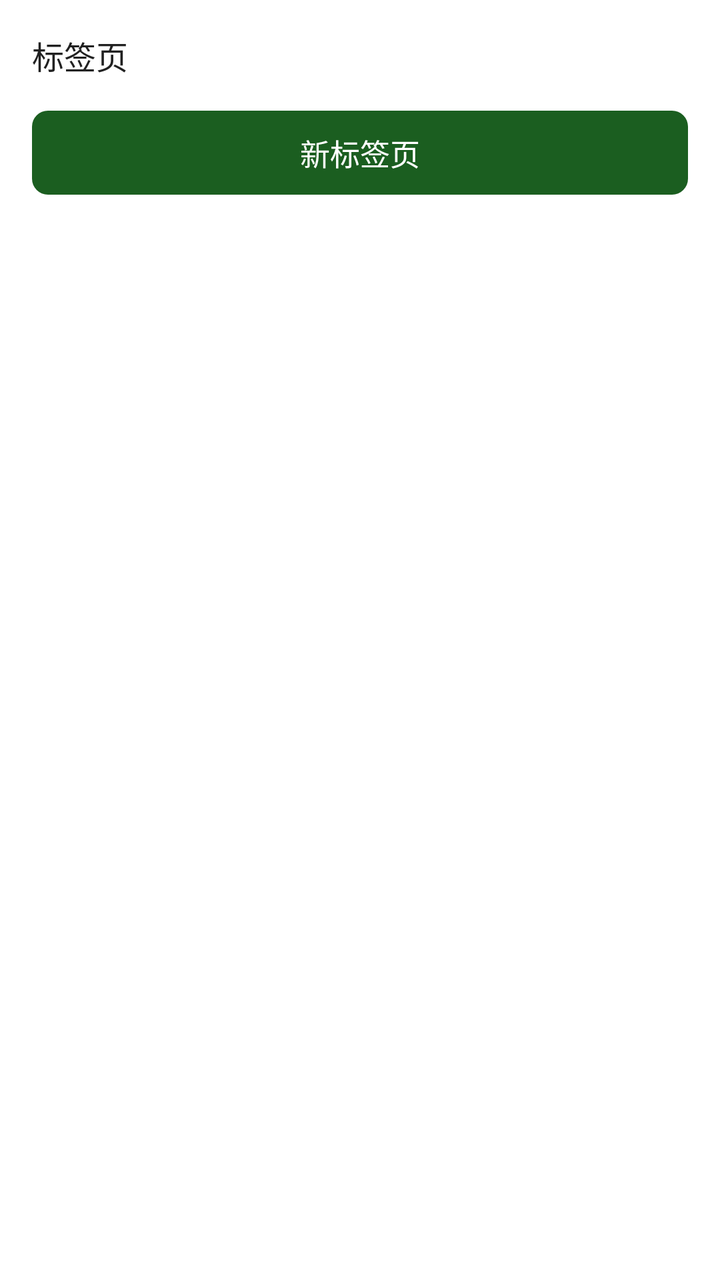
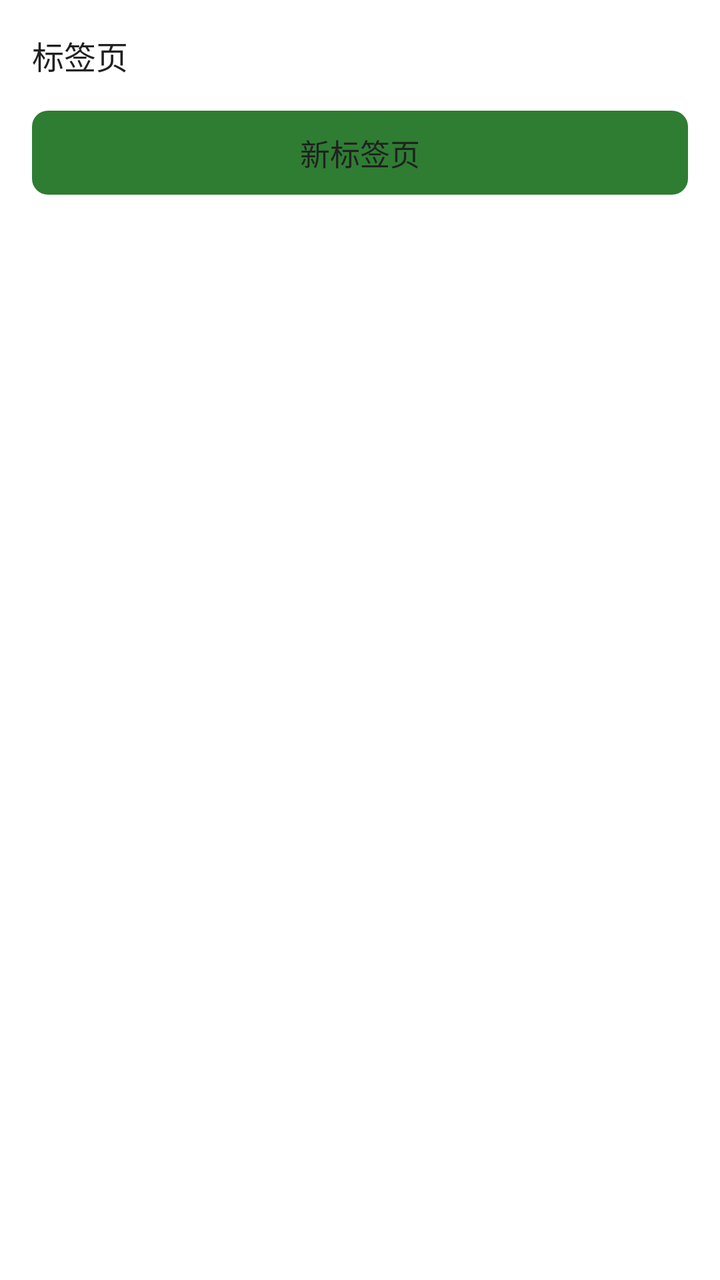

The first picture is an Android layout as it rendered before a commit; the second is the same layout after the commit. The layout source and the unified diff follow.
<!-- AndroidManifest.xml: application theme Theme.ShadowBrowser -->
<!-- res/layout/sheet_tabs.xml -->
<?xml version="1.0" encoding="utf-8"?>
<LinearLayout xmlns:android="http://schemas.android.com/apk/res/android"
    android:layout_width="match_parent"
    android:layout_height="wrap_content"
    android:orientation="vertical"
    android:background="@color/surface"
    android:padding="16dp">

    <TextView
        android:layout_width="wrap_content"
        android:layout_height="wrap_content"
        android:text="@string/tab_list"
        android:textSize="16sp"
        android:textColor="@color/text_primary" />

    <androidx.recyclerview.widget.RecyclerView
        android:id="@+id/tabList"
        android:layout_width="match_parent"
        android:layout_height="wrap_content"
        android:layout_marginTop="8dp"
        android:nestedScrollingEnabled="false" />

    <TextView
        android:id="@+id/btnNewTab"
        android:layout_width="match_parent"
        android:layout_height="wrap_content"
        android:layout_marginTop="8dp"
        android:gravity="center"
        android:background="@drawable/bg_btn_primary"
        android:padding="10dp"
        android:text="@string/new_tab"
        android:textColor="#FFFFFF"
        android:textSize="15sp" />
</LinearLayout>
<!-- resources referenced by this layout -->
<resources>
  <color name="surface">#FFFFFF</color>
  <color name="text_primary">#212121</color>
  <!-- drawable bg_btn_primary (drawable) -->
  <?xml version="1.0" encoding="utf-8"?>
  <shape xmlns:android="http://schemas.android.com/apk/res/android" android:shape="rectangle">
      <corners android:radius="8dp"/>
      <solid android:color="@color/primary"/>
  </shape>
  <string name="new_tab">新标签页</string>
  <string name="tab_list">标签页</string>
  <style name="Theme.ShadowBrowser" parent="Theme.Material3.DayNight.NoActionBar">
          <item name="colorPrimary">@color/primary</item>
          <item name="colorOnPrimary">#FFFFFF</item>
          <item name="colorSecondary">@color/accent</item>
          <item name="android:statusBarColor">@color/primary_dark</item>
          <item name="android:windowBackground">@color/bg</item>
      </style>
  <color name="primary">#1B5E20</color>
  <color name="accent">#66BB6A</color>
  <color name="primary_dark">#0D3C10</color>
  <color name="bg">#FAFAFA</color>
</resources>

<!-- the commit's change to res/layout/sheet_tabs.xml (unified diff, before → after) -->
@@ -29,6 +29,6 @@
         android:background="@drawable/bg_btn_primary"
         android:padding="10dp"
         android:text="@string/new_tab"
-        android:textColor="#FFFFFF"
+        android:textColor="@color/text_primary"
         android:textSize="15sp" />
 </LinearLayout>
<!-- resource entries referenced after the edit -->
@@ -14,12 +14,14 @@
           <item name="colorPrimary">@color/primary</item>
           <item name="colorOnPrimary">#FFFFFF</item>
           <item name="colorSecondary">@color/accent</item>
-          <item name="android:statusBarColor">@color/primary_dark</item>
+          <item name="colorSurface">@color/surface</item>
+          <item name="colorOnSurface">@color/text_primary</item>
+          <item name="android:statusBarColor">@color/surface</item>
+          <item name="android:windowLightStatusBar">true</item>
           <item name="android:windowBackground">@color/bg</item>
       </style>
-  <color name="primary">#1B5E20</color>
-  <color name="accent">#66BB6A</color>
-  <color name="primary_dark">#0D3C10</color>
-  <color name="bg">#FAFAFA</color>
+  <color name="primary">#2E7D32</color>
+  <color name="accent">#43A047</color>
+  <color name="bg">#F7F8F7</color>
 </resources>
 
